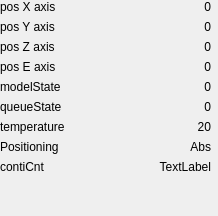
Qt form coordinatuswidget.ui (cuby-tec/mitoPrinter) before a commit.
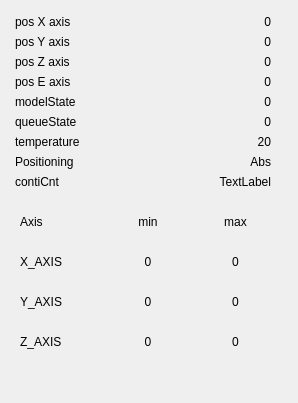
The same form after that commit.

Commit message: #20 Enders sended as reserved2. Display in coordinatuswidget.ui .

```diff
--- a/coordinatuswidget.ui
+++ b/coordinatuswidget.ui
@@ -6,8 +6,8 @@
    <rect>
     <x>0</x>
     <y>0</y>
-    <width>218</width>
-    <height>216</height>
+    <width>298</width>
+    <height>403</height>
    </rect>
   </property>
   <property name="windowTitle">
@@ -18,11 +18,37 @@
     <rect>
      <x>0</x>
      <y>0</y>
-     <width>211</width>
-     <height>211</height>
+     <width>291</width>
+     <height>374</height>
     </rect>
    </property>
+   <layout class="QVBoxLayout" name="verticalLayout">
+    <property name="leftMargin">
+     <number>10</number>
+    </property>
+    <property name="topMargin">
+     <number>10</number>
+    </property>
+    <property name="rightMargin">
+     <number>10</number>
+    </property>
+    <property name="bottomMargin">
+     <number>10</number>
+    </property>
+    <item>
    <layout class="QFormLayout" name="formLayout">
+      <property name="leftMargin">
+       <number>5</number>
+      </property>
+      <property name="topMargin">
+       <number>5</number>
+      </property>
+      <property name="rightMargin">
+       <number>10</number>
+      </property>
+      <property name="bottomMargin">
+       <number>5</number>
+      </property>
     <item row="0" column="0">
      <widget class="QLabel" name="label_posX">
       <property name="styleSheet">
@@ -217,6 +243,132 @@
        <set>Qt::AlignRight|Qt::AlignTrailing|Qt::AlignVCenter</set>
       </property>
      </widget>
+      </item>
+     </layout>
+    </item>
+    <item>
+     <layout class="QGridLayout" name="gridLayout">
+      <property name="leftMargin">
+       <number>10</number>
+      </property>
+      <property name="topMargin">
+       <number>5</number>
+      </property>
+      <property name="rightMargin">
+       <number>5</number>
+      </property>
+      <property name="bottomMargin">
+       <number>5</number>
+      </property>
+      <item row="2" column="0">
+       <widget class="QLabel" name="label_ender_yrow">
+        <property name="text">
+         <string>Y_AXIS</string>
+        </property>
+       </widget>
+      </item>
+      <item row="1" column="1">
+       <widget class="QLabel" name="label_ender_xmin_value">
+        <property name="text">
+         <string>0</string>
+        </property>
+        <property name="alignment">
+         <set>Qt::AlignCenter</set>
+        </property>
+       </widget>
+      </item>
+      <item row="0" column="0">
+       <widget class="QLabel" name="label_ender_head_axis">
+        <property name="text">
+         <string>Axis</string>
+        </property>
+       </widget>
+      </item>
+      <item row="0" column="1">
+       <widget class="QLabel" name="label_ender_head_min">
+        <property name="text">
+         <string>min</string>
+        </property>
+        <property name="alignment">
+         <set>Qt::AlignCenter</set>
+        </property>
+       </widget>
+      </item>
+      <item row="2" column="1">
+       <widget class="QLabel" name="label_ender_ymin_value">
+        <property name="text">
+         <string>0</string>
+        </property>
+        <property name="alignment">
+         <set>Qt::AlignCenter</set>
+        </property>
+       </widget>
+      </item>
+      <item row="1" column="0">
+       <widget class="QLabel" name="label_ender_xrow">
+        <property name="text">
+         <string>X_AXIS</string>
+        </property>
+       </widget>
+      </item>
+      <item row="0" column="2">
+       <widget class="QLabel" name="label_ender_head_max">
+        <property name="text">
+         <string>max</string>
+        </property>
+        <property name="alignment">
+         <set>Qt::AlignCenter</set>
+        </property>
+       </widget>
+      </item>
+      <item row="1" column="2">
+       <widget class="QLabel" name="label_ender_xmax_value">
+        <property name="text">
+         <string>0</string>
+        </property>
+        <property name="alignment">
+         <set>Qt::AlignCenter</set>
+        </property>
+       </widget>
+      </item>
+      <item row="2" column="2">
+       <widget class="QLabel" name="label_ender_ymax_value">
+        <property name="text">
+         <string>0</string>
+        </property>
+        <property name="alignment">
+         <set>Qt::AlignCenter</set>
+        </property>
+       </widget>
+      </item>
+      <item row="3" column="0">
+       <widget class="QLabel" name="label_ender_zrow">
+        <property name="text">
+         <string>Z_AXIS</string>
+        </property>
+       </widget>
+      </item>
+      <item row="3" column="1">
+       <widget class="QLabel" name="label_ender_zmin_value">
+        <property name="text">
+         <string>0</string>
+        </property>
+        <property name="alignment">
+         <set>Qt::AlignCenter</set>
+        </property>
+       </widget>
+      </item>
+      <item row="3" column="2">
+       <widget class="QLabel" name="label_ender_zmax_value">
+        <property name="text">
+         <string>0</string>
+        </property>
+        <property name="alignment">
+         <set>Qt::AlignCenter</set>
+        </property>
+       </widget>
+      </item>
+     </layout>
     </item>
    </layout>
   </widget>
```
Left out of the diff: 2 changed lines with no effect on the pictures. Lines whose indentation alone changed are shown as unchanged. The commit also changes 5 other files.
